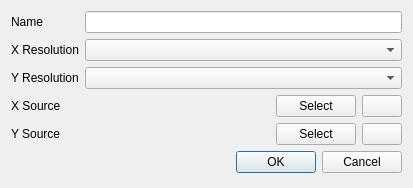
First picture: the form in src/hist2ddialog.ui, repository flueke/mvme, before the edit.
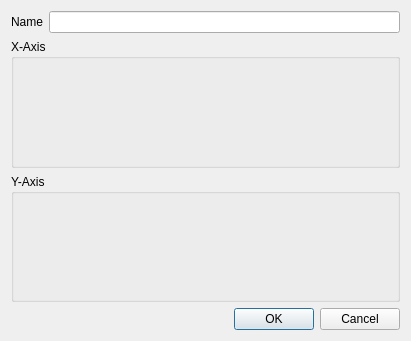
Second picture: the form after the edit. Icons and pictures are not drawn.

Diff of the .ui file:
```diff
--- a/src/hist2ddialog.ui
+++ b/src/hist2ddialog.ui
@@ -6,14 +6,14 @@
    <rect>
     <x>0</x>
     <y>0</y>
-    <width>408</width>
-    <height>188</height>
+    <width>411</width>
+    <height>341</height>
    </rect>
   </property>
   <property name="windowTitle">
    <string>Hist2D</string>
   </property>
-  <layout class="QFormLayout" name="formLayout">
+  <layout class="QGridLayout" name="gridLayout">
    <item row="0" column="0">
     <widget class="QLabel" name="label">
      <property name="text">
@@ -21,116 +21,21 @@
      </property>
     </widget>
    </item>
-   <item row="0" column="1">
-    <widget class="QLineEdit" name="le_name"/>
-   </item>
-   <item row="1" column="0">
-    <widget class="QLabel" name="label_2">
-     <property name="text">
-      <string>X Resolution</string>
+   <item row="1" column="0" colspan="3">
+    <widget class="QGroupBox" name="gb_xAxis">
+     <property name="title">
+      <string>X-Axis</string>
      </property>
     </widget>
    </item>
-   <item row="2" column="0">
-    <widget class="QLabel" name="label_3">
-     <property name="text">
-      <string>Y Resolution</string>
+   <item row="2" column="0" colspan="3">
+    <widget class="QGroupBox" name="gb_yAxis">
+     <property name="title">
+      <string>Y-Axis</string>
      </property>
     </widget>
    </item>
-   <item row="3" column="0">
-    <widget class="QLabel" name="label_4">
-     <property name="text">
-      <string>X Source</string>
-     </property>
-    </widget>
-   </item>
-   <item row="3" column="1">
-    <layout class="QHBoxLayout" name="horizontalLayout" stretch="1,0,0">
-     <item>
-      <widget class="QLabel" name="label_xSource">
-       <property name="minimumSize">
-        <size>
-         <width>185</width>
-         <height>0</height>
-        </size>
-       </property>
-       <property name="text">
-        <string/>
-       </property>
-      </widget>
-     </item>
-     <item>
-      <widget class="QPushButton" name="pb_xSource">
-       <property name="text">
-        <string>Select</string>
-       </property>
-       <property name="icon">
-        <iconset resource="resources.qrc">
-         <normaloff>:/tree-settings.png</normaloff>:/tree-settings.png</iconset>
-       </property>
-      </widget>
-     </item>
-     <item>
-      <widget class="QPushButton" name="pb_xClear">
-       <property name="toolTip">
-        <string>Clear selection</string>
-       </property>
-       <property name="icon">
-        <iconset resource="resources.qrc">
-         <normaloff>:/dialog-close.png</normaloff>:/dialog-close.png</iconset>
-       </property>
-      </widget>
-     </item>
-    </layout>
-   </item>
-   <item row="4" column="0">
-    <widget class="QLabel" name="label_5">
-     <property name="text">
-      <string>Y Source</string>
-     </property>
-    </widget>
-   </item>
-   <item row="4" column="1">
-    <layout class="QHBoxLayout" name="horizontalLayout_2" stretch="1,0,0">
-     <item>
-      <widget class="QLabel" name="label_ySource">
-       <property name="minimumSize">
-        <size>
-         <width>185</width>
-         <height>0</height>
-        </size>
-       </property>
-       <property name="text">
-        <string/>
-       </property>
-      </widget>
-     </item>
-     <item>
-      <widget class="QPushButton" name="pb_ySource">
-       <property name="text">
-        <string>Select</string>
-       </property>
-       <property name="icon">
-        <iconset resource="resources.qrc">
-         <normaloff>:/tree-settings.png</normaloff>:/tree-settings.png</iconset>
-       </property>
-      </widget>
-     </item>
-     <item>
-      <widget class="QPushButton" name="pb_yClear">
-       <property name="toolTip">
-        <string>Clear selection</string>
-       </property>
-       <property name="icon">
-        <iconset resource="resources.qrc">
-         <normaloff>:/dialog-close.png</normaloff>:/dialog-close.png</iconset>
-       </property>
-      </widget>
-     </item>
-    </layout>
-   </item>
-   <item row="5" column="0" colspan="2">
+   <item row="3" column="2">
     <widget class="QDialogButtonBox" name="buttonBox">
      <property name="orientation">
       <enum>Qt::Horizontal</enum>
@@ -140,11 +45,8 @@
      </property>
     </widget>
    </item>
-   <item row="1" column="1">
-    <widget class="QComboBox" name="comboXResolution"/>
-   </item>
-   <item row="2" column="1">
-    <widget class="QComboBox" name="comboYResolution"/>
+   <item row="0" column="1" colspan="2">
+    <widget class="QLineEdit" name="le_name"/>
    </item>
   </layout>
  </widget>
```
Left out of the diff: 4 changed lines with no effect on the pictures.
